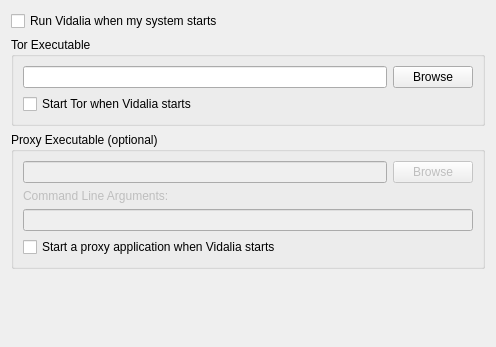
a-ilin/vidalia, file src/vidalia/config/generalpage.ui: the form before one commit.
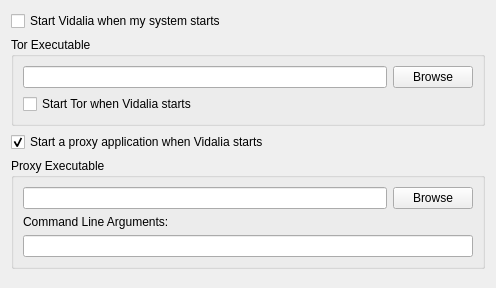
The form after the commit.

Commit message:
Make the 'Start a proxy application...' checkbox and group box behave like the checkboxes and group boxes on the Network settings page.
svn:r2488

```diff
--- a/src/vidalia/config/generalpage.ui
+++ b/src/vidalia/config/generalpage.ui
@@ -6,7 +6,7 @@
     <x>0</x>
     <y>0</y>
     <width>496</width>
-    <height>347</height>
+    <height>288</height>
    </rect>
   </property>
   <property name="contextMenuPolicy" >
@@ -19,7 +19,7 @@
    <item>
     <widget class="QCheckBox" name="chkRunVidaliaAtSystemStartup" >
      <property name="text" >
-      <string>Run Vidalia when my system starts</string>
+      <string>Start Vidalia when my system starts</string>
      </property>
     </widget>
    </item>
@@ -69,6 +69,16 @@
      </layout>
     </widget>
    </item>
+   <item>
+    <widget class="QCheckBox" name="chkRunProxyAtVidaliaStartup" >
+     <property name="text" >
+      <string>Start a proxy application when Vidalia starts</string>
+     </property>
+     <property name="checked" >
+      <bool>true</bool>
+     </property>
+    </widget>
+   </item>
    <item>
     <widget class="QGroupBox" name="grpProxyExecutable" >
      <property name="sizePolicy" >
@@ -84,7 +94,7 @@
       </size>
      </property>
      <property name="title" >
-      <string>Proxy Executable (optional)</string>
+      <string>Proxy Executable</string>
      </property>
      <layout class="QVBoxLayout" >
       <item>
@@ -92,14 +102,14 @@
         <item>
          <widget class="QLineEdit" name="lineProxyExecutable" >
           <property name="enabled" >
-           <bool>false</bool>
+           <bool>true</bool>
           </property>
          </widget>
         </item>
         <item>
          <widget class="QPushButton" name="btnBrowseProxyExecutable" >
           <property name="enabled" >
-           <bool>false</bool>
+           <bool>true</bool>
           </property>
           <property name="text" >
            <string>Browse</string>
@@ -113,7 +123,7 @@
         <item>
          <widget class="QLabel" name="lblProxyExecutableArguments" >
           <property name="enabled" >
-           <bool>false</bool>
+           <bool>true</bool>
           </property>
           <property name="text" >
            <string>Command Line Arguments:</string>
@@ -125,14 +135,7 @@
       <item>
        <widget class="QLineEdit" name="lineProxyExecutableArguments" >
         <property name="enabled" >
-         <bool>false</bool>
-        </property>
-       </widget>
-      </item>
-      <item>
-       <widget class="QCheckBox" name="chkRunProxyAtVidaliaStartup" >
-        <property name="text" >
-         <string>Start a proxy application when Vidalia starts</string>
+         <bool>true</bool>
         </property>
        </widget>
       </item>
```
Left out of the diff: 60 changed lines with no effect on the pictures.
